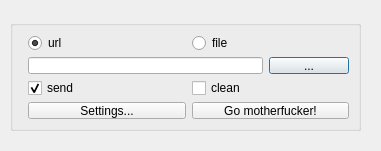
Above: dialog.ui from prz3m/web2kindle before the change. Below: the same form after it.
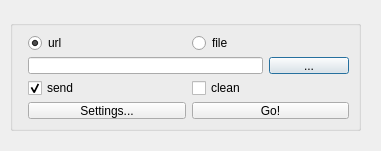
That is the form after the change.

```diff
--- a/dialog.ui
+++ b/dialog.ui
@@ -122,7 +122,7 @@
          </size>
         </property>
         <property name="text">
-         <string>Go motherfucker!</string>
+         <string>Go!</string>
         </property>
        </widget>
       </item>
```
Left out of the diff: 2 changed lines with no effect on the pictures.
